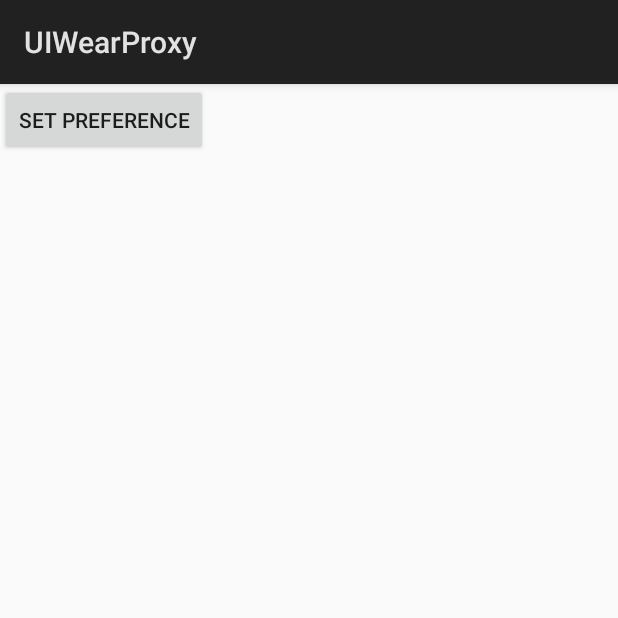
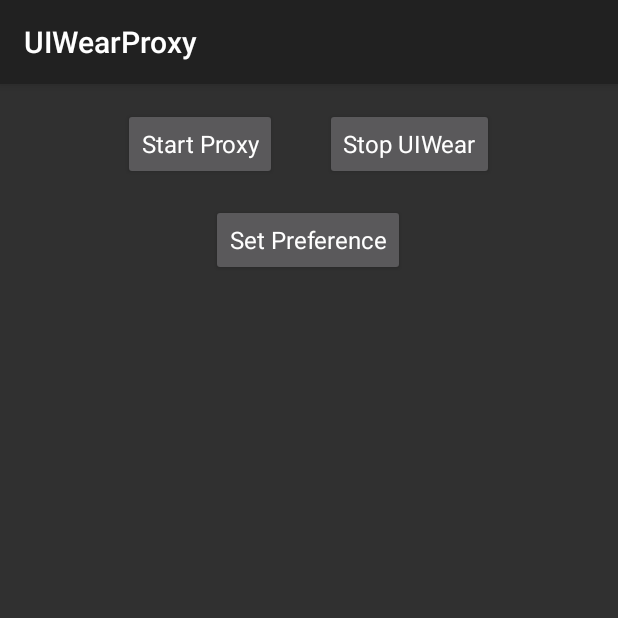
Before and after one commit to SBUNetSys/UIWearProxy, an Android app: the screen it shows after launch (PhoneActivity), on a phone screen of 412 x 824 dp, the top half of it. Run offline under Robolectric (Android 15) with nearby library versions, the phone set to English and light mode, and no system bars; libraries missing offline, so code that uses them is left out: com.orhanobut.logger; 1 statement that could not run was skipped.

Commit message:
add: phone proxy service

```diff
--- a/build.gradle
+++ b/build.gradle
@@ -5,7 +5,7 @@ buildscript {
         jcenter()
     }
     dependencies {
-        classpath 'com.android.tools.build:gradle:2.2.0'
+        classpath 'com.android.tools.build:gradle:2.2.1'
 
         // NOTE: Do not place your application dependencies here; they belong
         // in the individual module build.gradle files
--- a/phone/build.gradle
+++ b/phone/build.gradle
@@ -1,7 +1,7 @@
 apply plugin: 'com.android.application'
 
 android {
-    compileSdkVersion 23
+    compileSdkVersion 24
     buildToolsVersion "24.0.3"
     defaultConfig {
         applicationId "edu.stonybrook.cs.netsys.uiwearproxy"
--- a/phone/src/main/java/edu/stonybrook/cs/netsys/uiwearproxy/PreferenceManager/CaptureView.java
+++ b/phone/src/main/java/edu/stonybrook/cs/netsys/uiwearproxy/PreferenceManager/CaptureView.java
@@ -1,4 +1,4 @@
-package edu.stonybrook.cs.netsys.uiwearproxy.PreferenceManager;
+package edu.stonybrook.cs.netsys.uiwearproxy.preferenceManager;
 
 import android.content.Context;
 import android.graphics.Bitmap;
--- a/phone/src/main/java/edu/stonybrook/cs/netsys/uiwearproxy/PreferenceManager/TransparentActivity.java
+++ b/phone/src/main/java/edu/stonybrook/cs/netsys/uiwearproxy/PreferenceManager/TransparentActivity.java
@@ -1,4 +1,4 @@
-package edu.stonybrook.cs.netsys.uiwearproxy.PreferenceManager;
+package edu.stonybrook.cs.netsys.uiwearproxy.preferenceManager;
 
 import android.app.Activity;
 import android.graphics.Rect;
@@ -38,6 +38,7 @@ public class TransparentActivity extends Activity {
     @Override
     public void onBackPressed() {
         if (doubleBackToExitPressedOnce) {
+            Toast.makeText(this, R.string.exit_preference_setting, Toast.LENGTH_SHORT).show();
             super.onBackPressed();
             return;
         }
--- a/phone/src/main/res/layout/activity_main.xml
+++ b/phone/src/main/res/layout/activity_main.xml
@@ -1,12 +1,41 @@
 <?xml version="1.0" encoding="utf-8"?>
-<LinearLayout xmlns:android="http://schemas.android.com/apk/res/android"
+<RelativeLayout xmlns:android="http://schemas.android.com/apk/res/android"
     android:id="@+id/activity_main"
-    android:layout_width="match_parent"
-    android:layout_height="match_parent">
+    android:layout_width="wrap_content"
+    android:layout_height="wrap_content"
+    android:layout_gravity="center_horizontal"
+    android:layout_margin="@dimen/activity_horizontal_margin">
+
+    <Button
+        android:id="@+id/start"
+        android:layout_width="wrap_content"
+        android:layout_height="wrap_content"
+        android:layout_marginStart="@dimen/activity_horizontal_margin"
+        android:layout_marginEnd="@dimen/activity_horizontal_margin"
+        android:text="@string/start"
+        android:onClick="startProxyService"
+        android:textAppearance="@android:style/TextAppearance"
+        />
+
+    <Button
+        android:id="@+id/stop"
+        android:layout_width="wrap_content"
+        android:layout_height="wrap_content"
+        android:layout_toEndOf="@+id/start"
+        android:onClick="stopProxyService"
+        android:layout_marginStart="@dimen/activity_horizontal_margin"
+        android:layout_marginEnd="@dimen/activity_horizontal_margin"
+        android:text="@string/stop"
+        android:textAppearance="@android:style/TextAppearance" />
 
     <Button
         android:id="@+id/set_btn"
         android:layout_width="wrap_content"
         android:layout_height="wrap_content"
-        android:text="@string/set_preference" />
-</LinearLayout>
+        android:layout_below="@+id/start"
+        android:onClick="setPreference"
+        android:layout_marginTop="@dimen/activity_horizontal_margin"
+        android:text="@string/set_preference"
+        android:textAppearance="@android:style/TextAppearance"
+        android:layout_centerHorizontal="true" />
+</RelativeLayout>
--- a/phone/src/main/res/layout/activity_transparent.xml
+++ b/phone/src/main/res/layout/activity_transparent.xml
@@ -10,7 +10,7 @@
         android:layout_height="wrap_content"
         android:text="@string/draw_hint"/>
 
-    <edu.stonybrook.cs.netsys.uiwearproxy.PreferenceManager.CaptureView
+    <edu.stonybrook.cs.netsys.uiwearproxy.preferenceManager.CaptureView
         android:id="@+id/drawing"
         android:layout_width="match_parent"
         android:layout_height="match_parent"
--- a/phone/src/main/res/values/strings.xml
+++ b/phone/src/main/res/values/strings.xml
@@ -4,4 +4,13 @@
     <string name="draw_hint">Circle your preferred area, press back to save</string>
     <string name="null_back">Prefer area is null ! click BACK again to exit</string>
     <string name="saved_back">Prefer area saved! click BACK again to exit</string>
+
+    <string name="service_accessibility">UIWear Accessibility Service</string>
+    <string name="start">Start Proxy</string>
+    <string name="stop">Stop UIWear</string>
+    <string name="service_not_enabled">UIWear Accessibility Service not enabled!</string>
+    <string name="exit_preference_setting">Preference Setting Exit</string>
+    <string name="service_enabled">UIWear service started</string>
+    <string name="turn_off_proxy_service">Please manually turn off UIWear accessibility service</string>
+
 </resources>
--- a/phone/src/main/res/values/styles.xml
+++ b/phone/src/main/res/values/styles.xml
@@ -1,7 +1,7 @@
 <resources>
 
     <!-- Base application theme. -->
-    <style name="AppTheme" parent="android:Theme.Material.Light.DarkActionBar">
+    <style name="AppTheme" parent="android:Theme.Material">
         <!-- Customize your theme here. -->
     </style>
 
--- /dev/null
+++ b/phone/src/main/res/xml/preferences.xml
@@ -0,0 +1,4 @@
+<?xml version="1.0" encoding="utf-8"?>
+<PreferenceScreen xmlns:android="http://schemas.android.com/apk/res/android">
+
+</PreferenceScreen>
--- a/uiwearlib/build.gradle
+++ b/uiwearlib/build.gradle
@@ -1,12 +1,12 @@
 apply plugin: 'com.android.library'
 
 android {
-    compileSdkVersion 23
+    compileSdkVersion 24
     buildToolsVersion "24.0.3"
 
     defaultConfig {
         minSdkVersion 21
-        targetSdkVersion 23
+        targetSdkVersion 22
         versionCode 1
         versionName "1.0"
 
@@ -29,6 +29,5 @@ dependencies {
 
     compile 'com.orhanobut:logger:1.15'
     compile 'com.cscao.libs:gmsapi:0.95'
-    compile 'com.android.support:appcompat-v7:23.4.0'
     testCompile 'junit:junit:4.12'
 }
--- a/uiwearlib/src/main/res/values/strings.xml
+++ b/uiwearlib/src/main/res/values/strings.xml
@@ -1,3 +1,3 @@
 <resources>
-    <string name="app_name">UIWearLIb</string>
+    <string name="app_name">UIWearLib</string>
 </resources>
--- a/watch/build.gradle
+++ b/watch/build.gradle
@@ -1,7 +1,7 @@
 apply plugin: 'com.android.application'
 
 android {
-    compileSdkVersion 23
+    compileSdkVersion 24
     buildToolsVersion "24.0.3"
     defaultConfig {
         applicationId "edu.stonybrook.cs.netsys.uiwearproxy"
```
Also changed, not shown: phone/src/main/AndroidManifest.xml (+18 -2 lines), phone/src/main/java/edu/stonybrook/cs/netsys/uiwearproxy/PhoneActivity.java (+84 -21 lines), phone/src/main/java/edu/stonybrook/cs/netsys/uiwearproxy/uiwearService/PhoneProxyService.java (added, +68 -0 lines), phone/src/main/res/xml/accessibility_service_config.xml (added, +13 -0 lines), uiwearlib/src/main/java/edu/stonybrook/cs/netsys/uiwearlib/Constant.java (added, +12 -0 lines).
